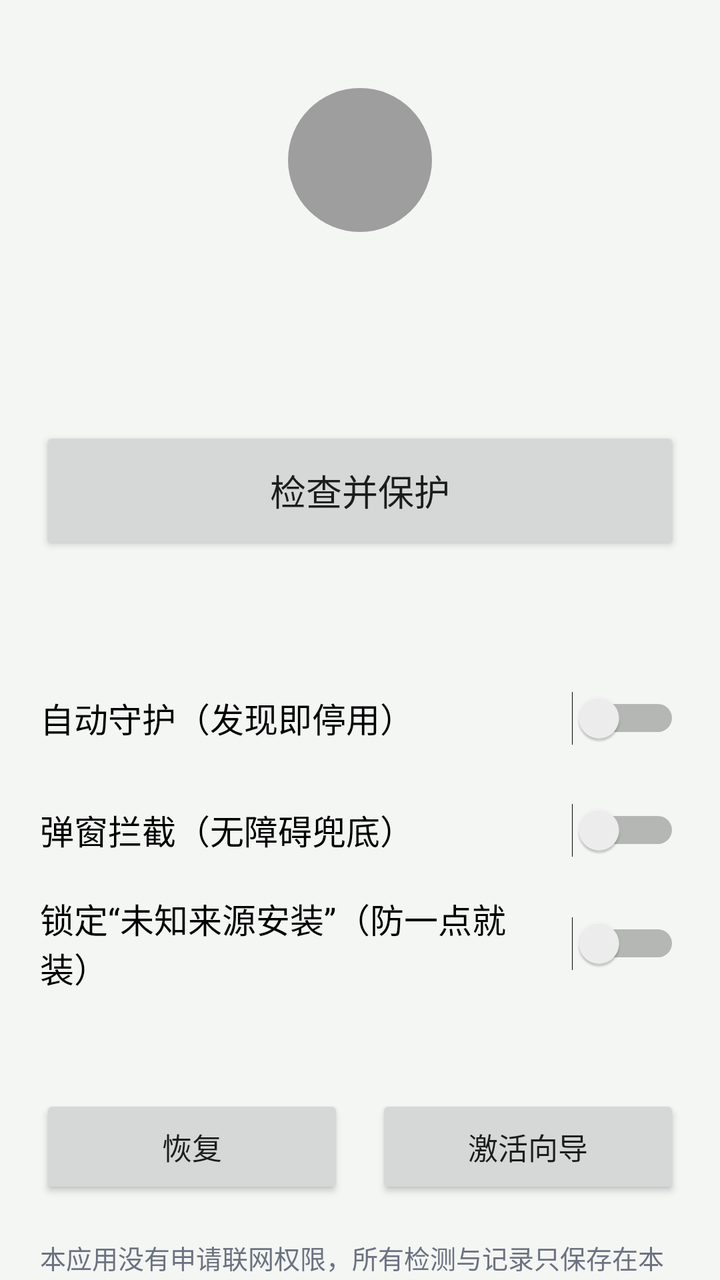
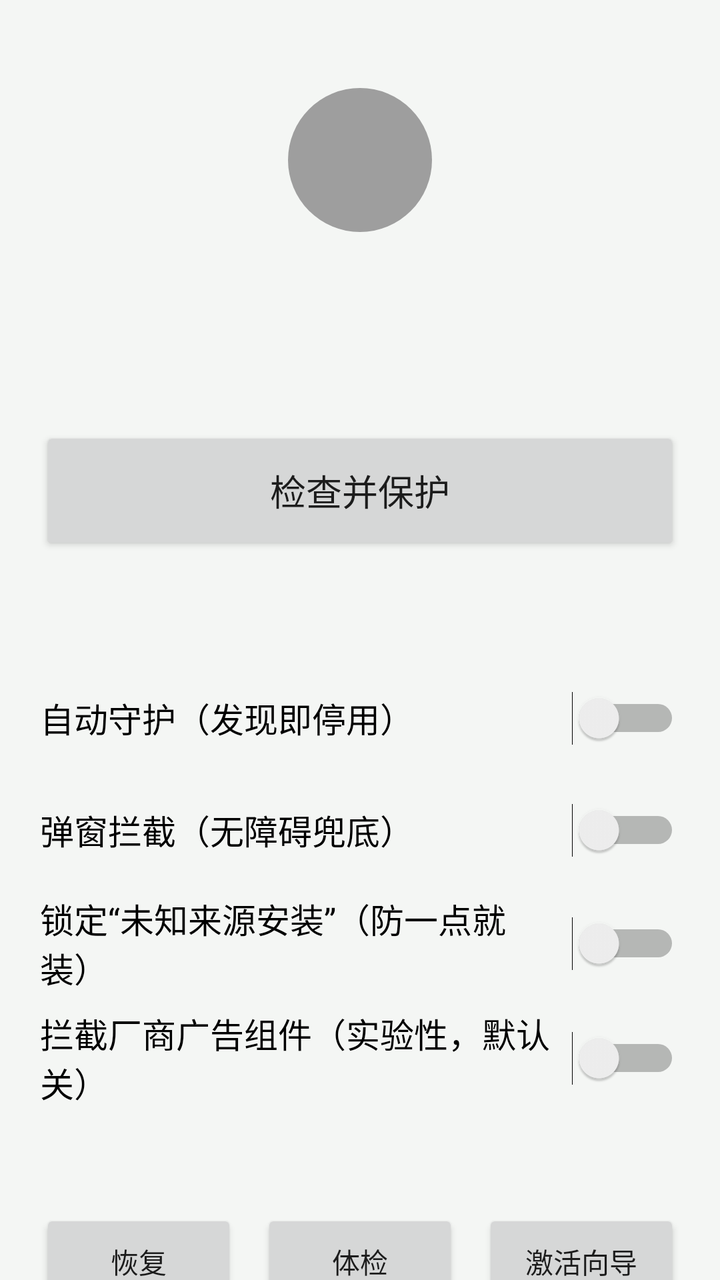

Screens rendered from an Android XML layout before and after an edit, with the pre-edit source and the edit as a unified diff.
<!-- AndroidManifest.xml: application theme Theme.Guard -->
<!-- res/layout/activity_main.xml -->
<?xml version="1.0" encoding="utf-8"?>
<ScrollView xmlns:android="http://schemas.android.com/apk/res/android"
    android:layout_width="match_parent"
    android:layout_height="match_parent"
    android:fillViewport="true"
    android:scrollbars="none">

    <LinearLayout
        android:layout_width="match_parent"
        android:layout_height="wrap_content"
        android:orientation="vertical"
        android:padding="20dp">

        <View
            android:id="@+id/view_status_dot"
            android:layout_width="72dp"
            android:layout_height="72dp"
            android:layout_gravity="center_horizontal"
            android:layout_marginTop="24dp"
            android:background="@drawable/bg_status_dot" />

        <TextView
            android:id="@+id/tv_status_title"
            android:layout_width="match_parent"
            android:layout_height="wrap_content"
            android:layout_marginTop="16dp"
            android:gravity="center"
            android:textColor="@color/text"
            android:textSize="26sp"
            android:textStyle="bold" />

        <TextView
            android:id="@+id/tv_status_sub"
            android:layout_width="match_parent"
            android:layout_height="wrap_content"
            android:layout_marginTop="6dp"
            android:gravity="center"
            android:textColor="@color/muted"
            android:textSize="15sp" />

        <Button
            android:id="@+id/btn_scan"
            android:layout_width="match_parent"
            android:layout_height="64dp"
            android:layout_marginTop="20dp"
            android:text="@string/btn_scan"
            android:textSize="18sp" />

        <LinearLayout
            android:id="@+id/ll_engines"
            android:layout_width="match_parent"
            android:layout_height="wrap_content"
            android:layout_marginTop="12dp"
            android:orientation="vertical" />

        <TextView
            android:id="@+id/tv_last_check"
            android:layout_width="match_parent"
            android:layout_height="wrap_content"
            android:layout_marginTop="12dp"
            android:textColor="@color/muted"
            android:textSize="13sp" />

        <Switch
            android:id="@+id/sw_auto"
            android:layout_width="match_parent"
            android:layout_height="wrap_content"
            android:layout_marginTop="16dp"
            android:minHeight="48dp"
            android:text="@string/sw_auto"
            android:textSize="17sp" />

        <Switch
            android:id="@+id/sw_a11y"
            android:layout_width="match_parent"
            android:layout_height="wrap_content"
            android:layout_marginTop="8dp"
            android:minHeight="48dp"
            android:text="@string/sw_a11y"
            android:textSize="17sp" />

        <Switch
            android:id="@+id/sw_install_lock"
            android:layout_width="match_parent"
            android:layout_height="wrap_content"
            android:layout_marginTop="8dp"
            android:minHeight="48dp"
            android:text="@string/sw_install_lock"
            android:textSize="17sp" />

        <TextView
            android:id="@+id/tv_blocked"
            android:layout_width="match_parent"
            android:layout_height="wrap_content"
            android:layout_marginTop="12dp"
            android:textColor="@color/muted"
            android:textSize="14sp" />

        <LinearLayout
            android:layout_width="match_parent"
            android:layout_height="wrap_content"
            android:layout_marginTop="20dp"
            android:orientation="horizontal">

            <Button
                android:id="@+id/btn_restore"
                android:layout_width="0dp"
                android:layout_height="52dp"
                android:layout_marginEnd="8dp"
                android:layout_weight="1"
                android:text="@string/btn_restore"
                android:textSize="15sp" />

            <Button
                android:id="@+id/btn_setup"
                android:layout_width="0dp"
                android:layout_height="52dp"
                android:layout_marginStart="8dp"
                android:layout_weight="1"
                android:text="@string/btn_setup"
                android:textSize="15sp" />
        </LinearLayout>

        <TextView
            android:id="@+id/tv_footer"
            android:layout_width="match_parent"
            android:layout_height="wrap_content"
            android:layout_marginTop="20dp"
            android:layout_marginBottom="24dp"
            android:lineSpacingExtra="4dp"
            android:text="@string/privacy_note"
            android:textColor="@color/muted"
            android:textSize="13sp" />
    </LinearLayout>
</ScrollView>
<!-- resources referenced by this layout -->
<resources>
  <color name="muted">#6B7280</color>
  <color name="text">#1B1B1B</color>
  <!-- drawable bg_status_dot (drawable) -->
  <?xml version="1.0" encoding="utf-8"?>
  <shape xmlns:android="http://schemas.android.com/apk/res/android"
      android:shape="oval">
      <solid android:color="#9E9E9E" />
      <size
          android:width="72dp"
          android:height="72dp" />
  </shape>
  <string name="btn_restore">恢复</string>
  <string name="btn_scan">检查并保护</string>
  <string name="btn_setup">激活向导</string>
  <string name="privacy_note">本应用没有申请联网权限，所有检测与记录只保存在本机；不收集、不上传任何数据。所有操作只针对你主动授权过的设备，且可随时一键恢复。</string>
  <string name="sw_a11y">弹窗拦截（无障碍兜底）</string>
  <string name="sw_auto">自动守护（发现即停用）</string>
  <string name="sw_install_lock">锁定“未知来源安装”（防一点就装）</string>
  <style name="Theme.Guard" parent="Theme.AppCompat.Light.NoActionBar">
          
          <item name="colorPrimary">@color/primary</item>
          <item name="colorAccent">@color/primary</item>
          <item name="android:statusBarColor">@color/bg</item>
          <item name="android:windowBackground">@color/bg</item>
          <item name="android:windowLightStatusBar">true</item>
      </style>
  <color name="primary">#1B7F3B</color>
  <color name="bg">#F4F6F4</color>
</resources>

<!-- the commit's change to res/layout/activity_main.xml (unified diff, before → after) -->
@@ -88,6 +88,15 @@
             android:text="@string/sw_install_lock"
             android:textSize="17sp" />
 
+        <Switch
+            android:id="@+id/sw_vendor_ad"
+            android:layout_width="match_parent"
+            android:layout_height="wrap_content"
+            android:layout_marginTop="8dp"
+            android:minHeight="48dp"
+            android:text="@string/sw_vendor_ad"
+            android:textSize="17sp" />
+
         <TextView
             android:id="@+id/tv_blocked"
             android:layout_width="match_parent"
@@ -106,19 +115,29 @@
                 android:id="@+id/btn_restore"
                 android:layout_width="0dp"
                 android:layout_height="52dp"
-                android:layout_marginEnd="8dp"
+                android:layout_marginEnd="6dp"
                 android:layout_weight="1"
                 android:text="@string/btn_restore"
-                android:textSize="15sp" />
+                android:textSize="14sp" />
+
+            <Button
+                android:id="@+id/btn_checkup"
+                android:layout_width="0dp"
+                android:layout_height="52dp"
+                android:layout_marginStart="6dp"
+                android:layout_marginEnd="6dp"
+                android:layout_weight="1"
+                android:text="@string/btn_checkup"
+                android:textSize="14sp" />
 
             <Button
                 android:id="@+id/btn_setup"
                 android:layout_width="0dp"
                 android:layout_height="52dp"
-                android:layout_marginStart="8dp"
+                android:layout_marginStart="6dp"
                 android:layout_weight="1"
                 android:text="@string/btn_setup"
-                android:textSize="15sp" />
+                android:textSize="14sp" />
         </LinearLayout>
 
         <TextView
<!-- resource entries referenced after the edit -->
@@ -11,6 +11,7 @@
           android:width="72dp"
           android:height="72dp" />
   </shape>
+  <string name="btn_checkup">体检</string>
   <string name="btn_restore">恢复</string>
   <string name="btn_scan">检查并保护</string>
   <string name="btn_setup">激活向导</string>
@@ -18,6 +19,7 @@
   <string name="sw_a11y">弹窗拦截（无障碍兜底）</string>
   <string name="sw_auto">自动守护（发现即停用）</string>
   <string name="sw_install_lock">锁定“未知来源安装”（防一点就装）</string>
+  <string name="sw_vendor_ad">拦截厂商广告组件（实验性，默认关）</string>
   <style name="Theme.Guard" parent="Theme.AppCompat.Light.NoActionBar">
           
           <item name="colorPrimary">@color/primary</item>
